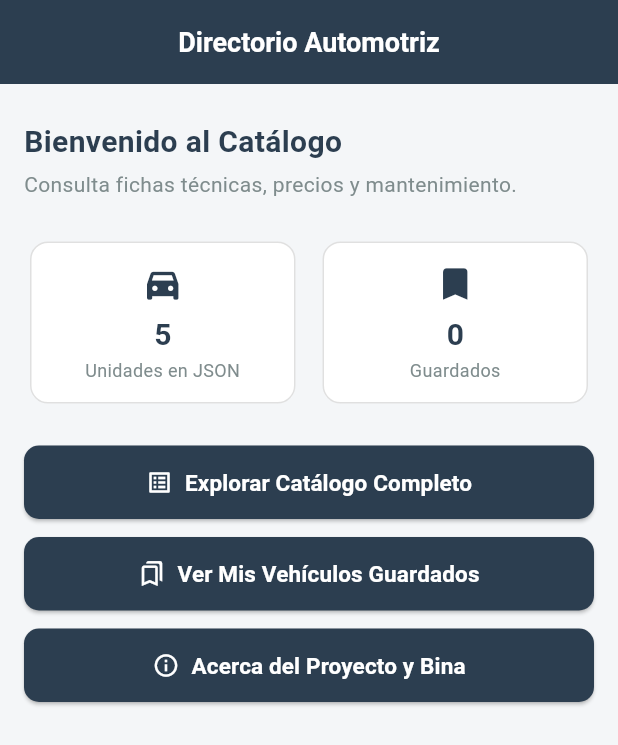
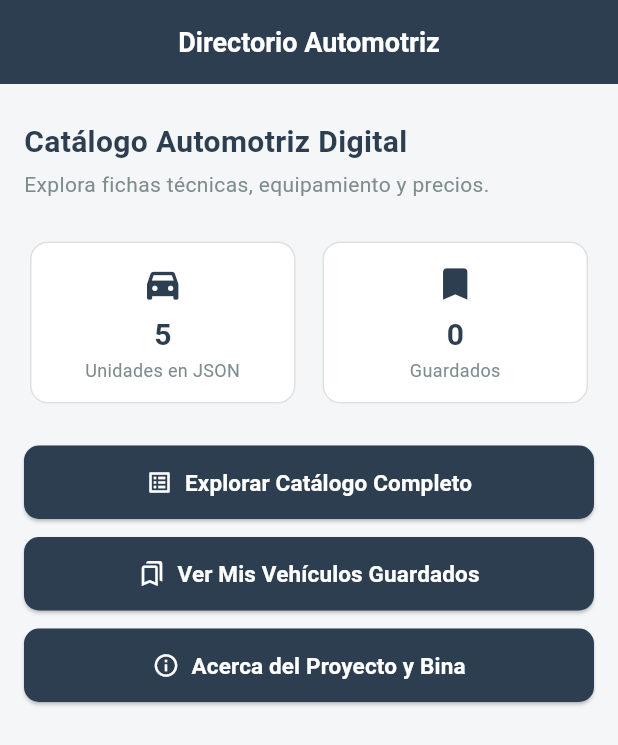
Before and after one commit to IsaiasBrayanLopez/proyecto_final, a Flutter app: the screen it shows after launch, on a phone screen of 412 x 824 dp. Shown: the top 745 px of the screen. Run offline on Flutter 3.47's test engine with Material 3 defaults, Android fonts, the phone set to English and light mode, and no system bars.

Commit message:
feat: actualizacion de titulos  por programador A

```diff
--- a/lib/screens/home_screen.dart
+++ b/lib/screens/home_screen.dart
@@ -59,8 +59,8 @@ class _HomeScreenState extends State<HomeScreen> {
               crossAxisAlignment: CrossAxisAlignment.start,
               children: [
                 const SectionHeader(
-                  title: 'Bienvenido al Catálogo',
-                  subtitle: 'Consulta fichas técnicas, precios y mantenimiento.',
+                  title: 'Catálogo Automotriz Digital',
+                  subtitle: 'Explora fichas técnicas, equipamiento y precios.',
                 ),
                 const SizedBox(height: 16),
                 Row(
```
